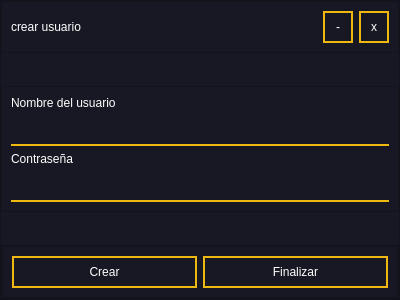
Qt form ui/userAdd.ui (leonardo2322/Eva) before a commit.
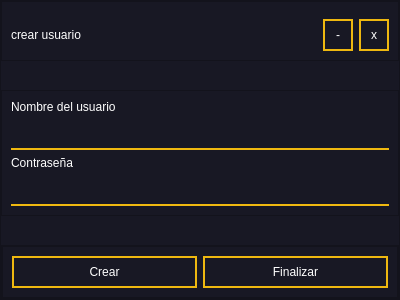
The same form after that commit.

```diff
--- a/ui/userAdd.ui
+++ b/ui/userAdd.ui
@@ -83,6 +83,9 @@
          <enum>QFrame::Raised</enum>
         </property>
         <layout class="QHBoxLayout" name="horizontalLayout_4">
+         <property name="topMargin">
+          <number>17</number>
+         </property>
          <item>
           <widget class="QLabel" name="label">
            <property name="text">
```
Left out of the diff: 2 changed lines with no effect on the pictures.
